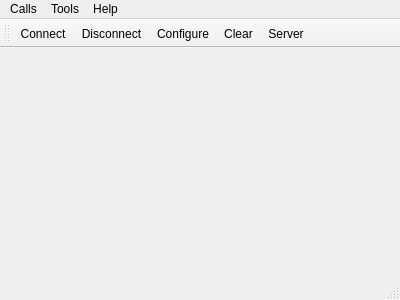
The window that MainWindow.ui (xhcgit/-) describes before a commit, drawn with Qt 5.
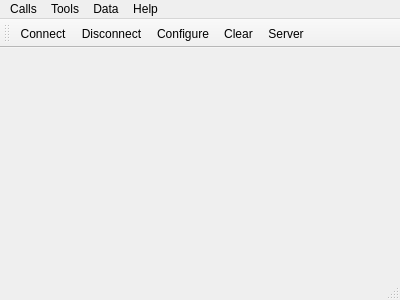
The same window after the commit. Icons and pictures are not drawn.

Diff of the .ui file:
```diff
--- a/MainWindow.ui
+++ b/MainWindow.ui
@@ -48,8 +48,16 @@
     </property>
     <addaction name="actionAbout"/>
    </widget>
+   <widget class="QMenu" name="menuData">
+    <property name="title">
+     <string>Data</string>
+    </property>
+    <addaction name="actionShowData"/>
+    <addaction name="actionFindData"/>
+   </widget>
    <addaction name="menuCalls"/>
    <addaction name="menuTools"/>
+   <addaction name="menuData"/>
    <addaction name="menuHelp"/>
   </widget>
   <widget class="QToolBar" name="mainToolBar">
```
Left out of the diff: 18 changed lines with no effect on the pictures.
